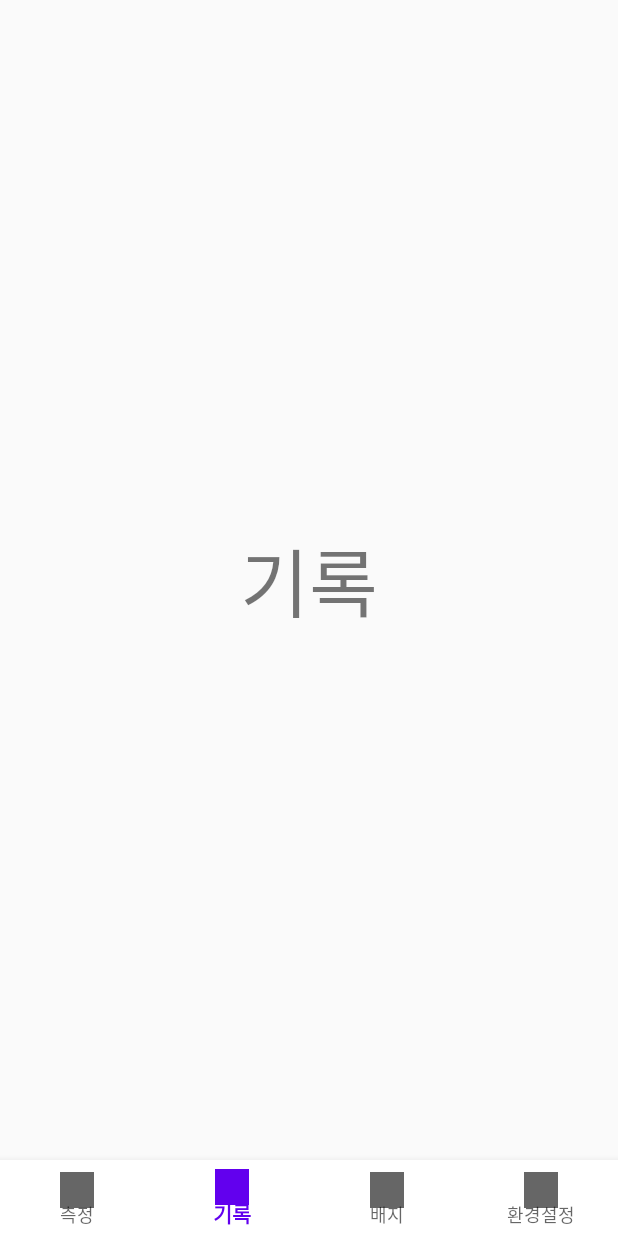
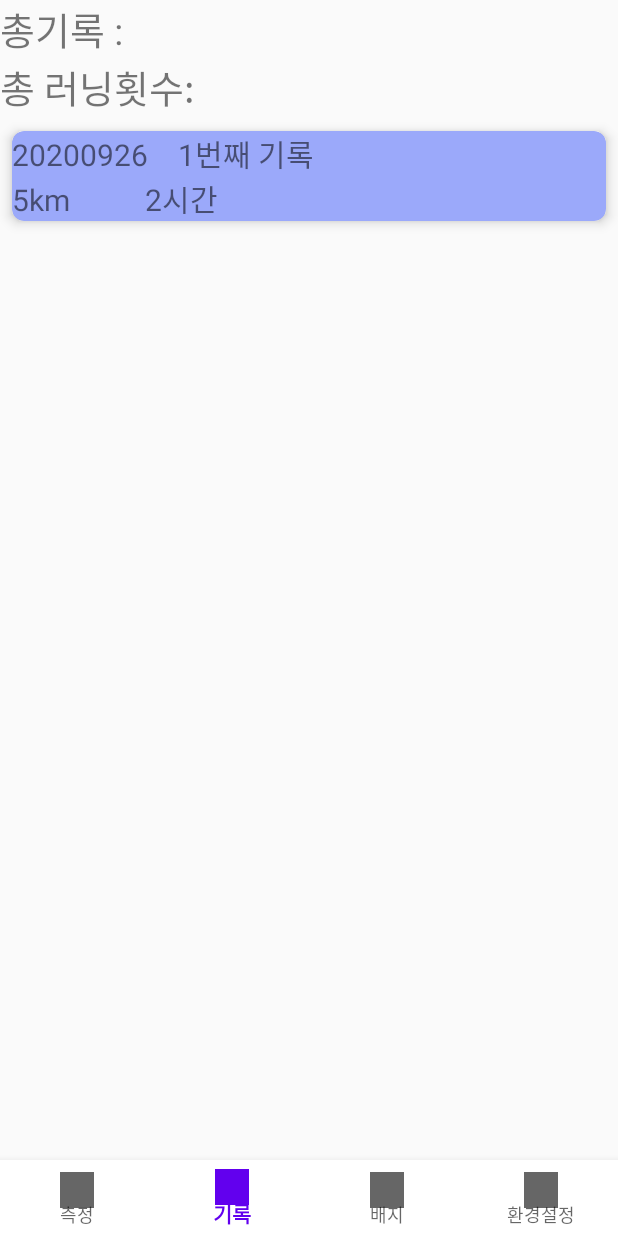
Before and after one commit to slpjenny/LetsGoHiking, an Android app: the screen it shows after launch (MainActivity), item 2 of the bottom bar chosen, on a phone screen of 412 x 824 dp. Run offline under Robolectric (Android 15) with nearby library versions, the phone set to English and light mode, and no system bars; our stand-ins replace CircleImageView, Firebase (no records; nobody signed in at launch, a user with empty details on screens opened directly); libraries missing offline, so code that uses them is left out: com.naver.maps; 2 statements that could not run were skipped.

Commit message:
기록 화면 recyclerview 구현

```diff
--- /dev/null
+++ b/app/src/main/java/com/tave/letsgohiking/RecordAdapter.java
@@ -0,0 +1,85 @@
+package com.tave.letsgohiking;
+
+import android.view.LayoutInflater;
+import android.view.View;
+import android.view.ViewGroup;
+import android.widget.TextView;
+
+import androidx.annotation.NonNull;
+import androidx.recyclerview.widget.RecyclerView;
+
+import java.util.ArrayList;
+
+public class RecordAdapter extends  RecyclerView.Adapter<RecordAdapter.ViewHolder> {
+
+    ArrayList<recordObject> items = new ArrayList<recordObject>();
+
+    public void addItem(recordObject item) {
+        items.add(item);
+    }
+
+    public void setItems(ArrayList<recordObject> items) {
+        this.items = items;
+    }
+
+    public recordObject getItem(int position) {
+        return items.get(position);
+    }
+
+    public void setItem(int position, recordObject item) {
+        items.set(position, item);
+    }
+
+    @NonNull
+    @Override
+    public ViewHolder onCreateViewHolder(@NonNull ViewGroup parent, int viewType) {
+
+        LayoutInflater inflater = LayoutInflater.from(parent.getContext());
+        View itemView = inflater.inflate(R.layout.record_item, parent, false);
+
+        return new RecordAdapter.ViewHolder(itemView);
+    }
+
+    @Override
+    public void onBindViewHolder(@NonNull ViewHolder holder, int position) {
+        recordObject item = items.get(position);
+        holder.setItem(item);
+    }
+
+    @Override
+    public int getItemCount() {
+        return items.size();
+    }
+
+
+    static class ViewHolder extends RecyclerView.ViewHolder {
+        TextView textView_date;
+        TextView textView_title;
+        TextView textView_length;
+        TextView textView_time;
+
+        public ViewHolder(final View itemView) {
+            super(itemView);
+
+            textView_date = itemView.findViewById(R.id.textView_date);
+            textView_title = itemView.findViewById(R.id.textView_title);
+            textView_length = itemView.findViewById(R.id.textView_length);
+            textView_time = itemView.findViewById(R.id.textView_time);
+
+
+            //viewholder 안에서 전달받은 뷰를 클릭했을떄~ listener쪽으로 전달할 수 있다.
+            //각각의item뷰가 클릭되었을때~ 인터페이스로 만든 함수 호출
+
+        }
+
+        public void setItem(recordObject item) {
+            textView_date.setText(item.getDate());
+            textView_title.setText(item.getTitle());
+            textView_length.setText(item.getLength());
+            textView_time.setText(item.getTime());
+
+        }
+
+    }
+
+}
--- a/app/src/main/java/com/tave/letsgohiking/recordFragment.java
+++ b/app/src/main/java/com/tave/letsgohiking/recordFragment.java
@@ -4,14 +4,34 @@ import android.os.Bundle;
 import android.view.LayoutInflater;
 import android.view.View;
 import android.view.ViewGroup;
+import android.widget.Button;
+import android.widget.EditText;
 
 import androidx.annotation.NonNull;
 import androidx.annotation.Nullable;
 import androidx.fragment.app.Fragment;
+import androidx.recyclerview.widget.LinearLayoutManager;
+import androidx.recyclerview.widget.RecyclerView;
 
 public class recordFragment extends Fragment {
+    RecordAdapter adapter;
+
     public View onCreateView(@NonNull LayoutInflater inflater, @Nullable ViewGroup container, @Nullable Bundle savedInstanceState) {
-        return inflater.inflate(R.layout.fragment_record, container, false);
+
+        View view = inflater.inflate(R.layout.fragment_record,container,false);
+        RecyclerView recyclerView = view.findViewById(R.id.recyclerView);
+
+//        recyclerView.setHasFixedSize(true);
+
+        adapter = new RecordAdapter();
+
+        adapter.addItem(new recordObject("20200926", "1번째 기록", "5km", "2시간"));  //date는 안나옴. 다른것만 배치 이상하게 뜸.
+        recyclerView.setAdapter(adapter);
+
+        recyclerView.setLayoutManager(new LinearLayoutManager(view.getContext())); //이거 없애면 아예 리싸이클러뷰 안나타남.
+
+        return view;
+
     }
 
 }
--- /dev/null
+++ b/app/src/main/java/com/tave/letsgohiking/recordObject.java
@@ -0,0 +1,43 @@
+package com.tave.letsgohiking;
+
+public class recordObject {
+
+    String date;
+    String title;
+    String length;
+    String time;
+
+    public recordObject(String date, String title, String length, String time){
+        this.date=date;
+        this.title=title;
+        this.length=length;
+        this.time=time;
+    }
+
+
+    public String getDate() {return date;}
+    public void setDate(String date) {
+        this.date = date;
+    }
+
+    public String getTitle() {
+        return title;
+    }
+    public void setTitle(String title) {
+        this.title = title;
+    }
+
+    public String getLength() {
+        return length;
+    }
+    public void setLength(String length) {
+        this.length = length;
+    }
+
+    public String getTime() {
+        return time;
+    }
+    public void setTime(String time) {
+        this.time = time;
+    }
+}
--- a/app/src/main/res/layout/fragment_record.xml
+++ b/app/src/main/res/layout/fragment_record.xml
@@ -1,18 +1,27 @@
 <?xml version="1.0" encoding="utf-8"?>
-<androidx.constraintlayout.widget.ConstraintLayout xmlns:android="http://schemas.android.com/apk/res/android"
+<LinearLayout xmlns:android="http://schemas.android.com/apk/res/android"
+    xmlns:app="http://schemas.android.com/apk/res-auto"
+    xmlns:tools="http://schemas.android.com/tools"
     android:layout_width="match_parent"
     android:layout_height="match_parent"
-    xmlns:app="http://schemas.android.com/apk/res-auto">
+    android:orientation="vertical">
 
     <TextView
-        android:id="@+id/textView2"
-        android:layout_width="wrap_content"
+        android:layout_width="match_parent"
         android:layout_height="wrap_content"
-        android:text="기록"
-        android:textSize="50dp"
-        app:layout_constraintBottom_toBottomOf="parent"
-        app:layout_constraintLeft_toLeftOf="parent"
-        app:layout_constraintRight_toRightOf="parent"
-        app:layout_constraintTop_toTopOf="parent" />
+        android:text="총기록 :"
+        android:textSize="25dp"/>
 
-</androidx.constraintlayout.widget.ConstraintLayout>
+    <TextView
+        android:layout_width="match_parent"
+        android:layout_height="wrap_content"
+        android:text="총 러닝횟수: "
+        android:textSize="25dp" />
+
+    <androidx.recyclerview.widget.RecyclerView
+        android:id="@+id/recyclerView"
+        android:layout_width="match_parent"
+        android:layout_height="match_parent" />
+
+
+</LinearLayout>
--- /dev/null
+++ b/app/src/main/res/layout/record_item.xml
@@ -0,0 +1,68 @@
+<?xml version="1.0" encoding="utf-8"?>
+<LinearLayout xmlns:android="http://schemas.android.com/apk/res/android"
+    xmlns:app="http://schemas.android.com/apk/res-auto"
+    android:layout_width="match_parent"
+    android:layout_height="match_parent"
+    android:orientation="horizontal">
+
+    <androidx.cardview.widget.CardView
+        android:layout_width="match_parent"
+        android:layout_height="wrap_content"
+        app:cardBackgroundColor="#9BA9FA"
+        app:cardCornerRadius="8dp"
+        app:cardElevation="5dp"
+        app:cardUseCompatPadding="true">
+
+        <LinearLayout
+            android:layout_width="match_parent"
+            android:layout_height="wrap_content"
+            android:orientation="vertical">
+
+            <LinearLayout
+                android:layout_width="match_parent"
+                android:layout_height="wrap_content"
+                android:orientation="horizontal">
+
+                <TextView
+                    android:id="@+id/textView_date"
+                    android:layout_width="wrap_content"
+                    android:layout_height="wrap_content"
+                    android:text="날짜 및 시간"
+                    android:textSize="20sp" />
+
+                <TextView
+                    android:id="@+id/textView_title"
+                    android:layout_width="wrap_content"
+                    android:layout_height="wrap_content"
+                    android:paddingLeft="20sp"
+                    android:text="기록 제목"
+                    android:textSize="20sp" />
+
+            </LinearLayout>
+
+            <LinearLayout
+                android:layout_width="match_parent"
+                android:layout_height="wrap_content"
+                android:orientation="horizontal">
+
+                <TextView
+                    android:id="@+id/textView_length"
+                    android:layout_width="wrap_content"
+                    android:layout_height="wrap_content"
+                    android:text="걸은 거리"
+                    android:textSize="20sp" />
+
+                <TextView
+                    android:id="@+id/textView_time"
+                    android:layout_width="wrap_content"
+                    android:layout_height="wrap_content"
+                    android:paddingLeft="50sp"
+                    android:text="소요시간"
+                    android:textSize="20sp" />
+            </LinearLayout>
+
+        </LinearLayout>
+
+    </androidx.cardview.widget.CardView>
+
+</LinearLayout>
```
